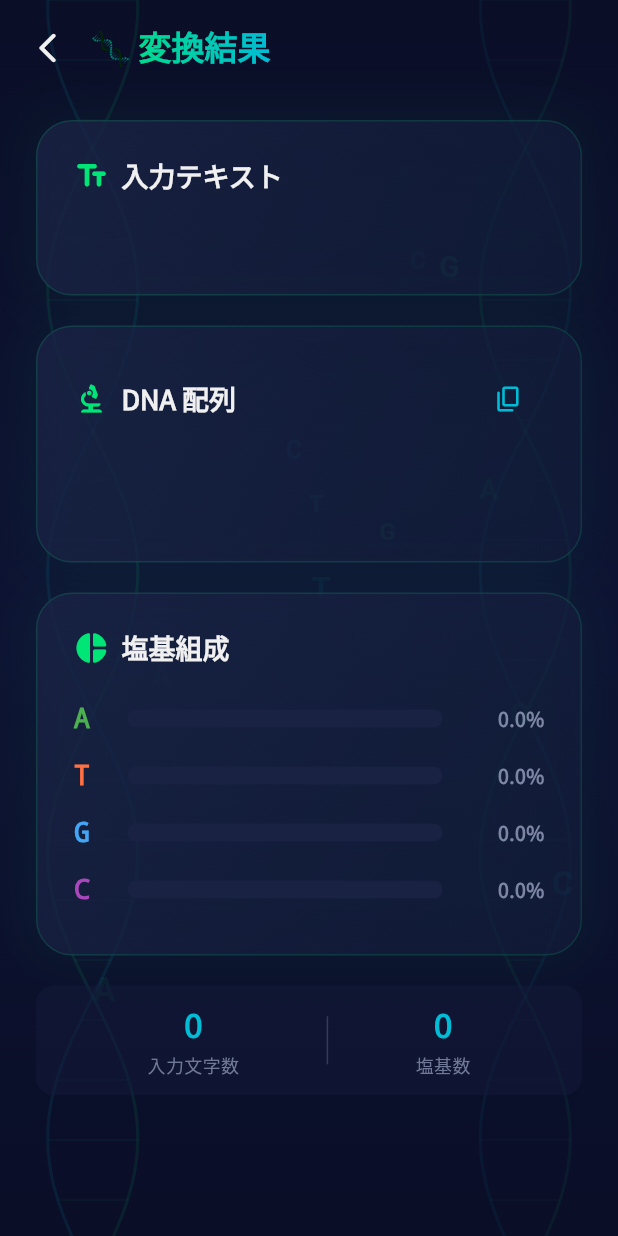
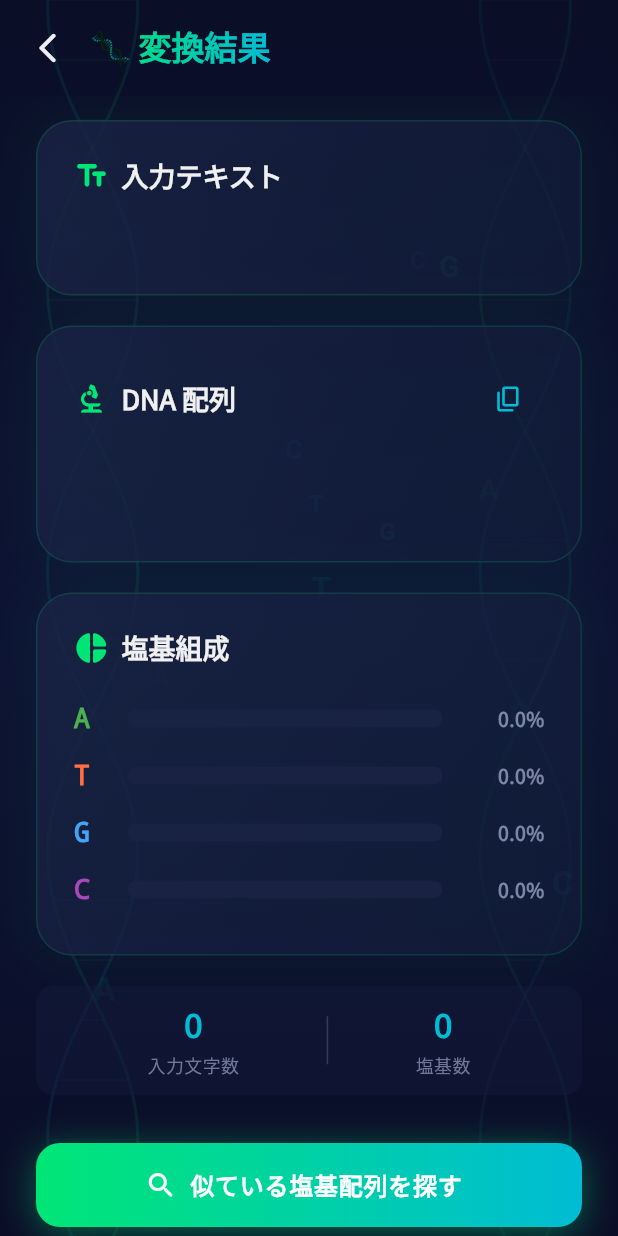
Before and after one commit to sotogumi/genoru, a Flutter app: the ResultScreen screen opened directly with empty values, on a phone screen of 412 x 824 dp. Run offline on Flutter 3.47's test engine with Material 3 defaults, Android fonts, the phone set to English and light mode, and no system bars; our stand-ins replace google_fonts.

Commit message:
feat:検索ボタンの実装

```diff
--- a/lib/app/screens/result_screen.dart
+++ b/lib/app/screens/result_screen.dart
@@ -175,6 +175,66 @@ class ResultScreen extends StatelessWidget {
                                 value: '${dnaSequence.length}',
                               ),
                             ],
+                          ),
+                        ),
+
+                        const SizedBox(height: 32),
+
+                        // ── 似ている塩基配列を探すボタン ──
+                        SizedBox(
+                          width: double.infinity,
+                          height: 56,
+                          child: Container(
+                            decoration: BoxDecoration(
+                              borderRadius: BorderRadius.circular(16),
+                              gradient: const LinearGradient(
+                                colors: [
+                                  AppTheme.primaryGreen,
+                                  AppTheme.accentCyan,
+                                ],
+                              ),
+                              boxShadow: [
+                                BoxShadow(
+                                  color: AppTheme.primaryGreen.withValues(
+                                    alpha: 0.4,
+                                  ),
+                                  blurRadius: 20,
+                                  offset: const Offset(0, 4),
+                                ),
+                              ],
+                            ),
+                            child: ElevatedButton.icon(
+                              onPressed: () {
+                                // TODO: NCBI BLAST 検索を実装する
+                                ScaffoldMessenger.of(context).showSnackBar(
+                                  SnackBar(
+                                    content: const Text('この機能は準備中です'),
+                                    backgroundColor: AppTheme.surfaceDark,
+                                    behavior: SnackBarBehavior.floating,
+                                    shape: RoundedRectangleBorder(
+                                      borderRadius: BorderRadius.circular(12),
+                                    ),
+                                  ),
+                                );
+                              },
+                              icon: const Icon(Icons.search_rounded, size: 22),
+                              label: const Text(
+                                '似ている塩基配列を探す',
+                                style: TextStyle(
+                                  fontSize: 16,
+                                  fontWeight: FontWeight.w700,
+                                  letterSpacing: 0.5,
+                                ),
+                              ),
+                              style: ElevatedButton.styleFrom(
+                                backgroundColor: Colors.transparent,
+                                shadowColor: Colors.transparent,
+                                foregroundColor: Colors.white,
+                                shape: RoundedRectangleBorder(
+                                  borderRadius: BorderRadius.circular(16),
+                                ),
+                              ),
+                            ),
                           ),
                         ),
 
```
